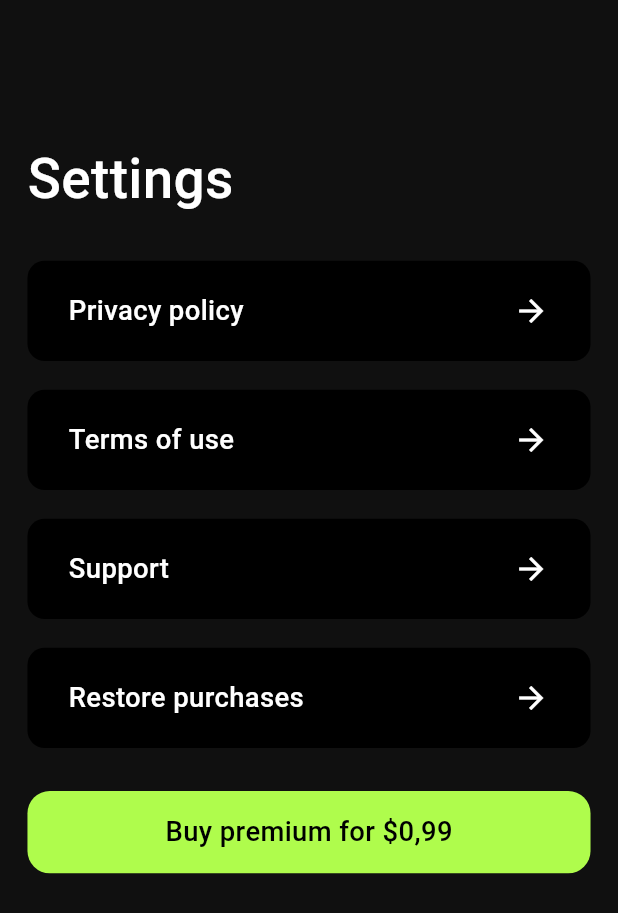
After one commit to ibrahimsiam25/fitness_master, a Flutter app: the SettingsView screen opened directly, on a phone screen of 412 x 824 dp. The commit adds this screen. Shown: the top 913 px of the screen. Run offline on Flutter 3.47's test engine with Material 3 defaults, Android fonts, the phone set to English and light mode, and no system bars; our stand-ins replace flutter_bloc, flutter_screenutil, go_router, numberpicker, shared_preferences; missing offline and left inert: svg_flutter; accounts and stored records are empty.

Commit message:
Add Settings Feature and Fix Exercise Details Timer Logic
- Introduced a new settings feature with a settings view and related widgets.
- Added settings titles and integrated the settings view into the app router.
- Fixed the timer logic in the exercise details view to correctly handle state and display time formatting.
- Corrected the premium purchase button text in the limited functionality view.

```diff
--- a/lib/core/constants/const.dart
+++ b/lib/core/constants/const.dart
@@ -26,3 +26,9 @@ Map exercises = {
     100.0.w,
   ]
 };
+List settingsTitles = [
+  'Privacy policy',
+  'Terms of use',
+  'Support',
+  'Restore purchases',
+];
--- a/lib/core/utils/app_router.dart
+++ b/lib/core/utils/app_router.dart
@@ -1,3 +1,4 @@
+import 'package:fitness_master/features/settings/presentation/views/settings_view.dart';
 import 'package:go_router/go_router.dart';
 import 'package:fitness_master/features/splash/presention/views/splash_view.dart';
 import 'package:fitness_master/features/on_boarding/presention/views/planning_view.dart';
@@ -12,6 +13,7 @@ abstract class AppRouter {
   static const kLimitedFunctionality = '/limitedFunctionality';
   static const kExercisesView = '/exercisesView';
   static const kExercisesDetails = '/exercisesDetails';
+  static const kSettings = '/settings';
   static final router = GoRouter(
     routes: [
       GoRoute(
--- a/lib/features/exercises/presentation/views/widgets/details/exercise_details_view_body.dart
+++ b/lib/features/exercises/presentation/views/widgets/details/exercise_details_view_body.dart
@@ -7,7 +7,6 @@ import 'package:fitness_master/core/widgets/main_button.dart';
 import 'package:fitness_master/features/exercises/presentation/views/widgets/details/details_image.dart';
 import 'package:fitness_master/features/exercises/presentation/views/widgets/details/details_appbar.dart';
 import 'package:fitness_master/features/exercises/presentation/views/widgets/details/details_main_row.dart';
-
 
 class ExerciseDetailsViewBody extends StatefulWidget {
   const ExerciseDetailsViewBody({super.key});
@@ -22,12 +21,6 @@ class _ExerciseDetailsViewBodyState extends State<ExerciseDetailsViewBody> {
   int _remainingSeconds = maxSeconds;
   Timer? _timer;
   bool isPlayin = false;
-
-  @override
-  void initState() {
-    super.initState();
-    _startTimer();
-  }
 
   void _startTimer() {
     _timer = Timer.periodic(const Duration(seconds: 1), (timer) {
@@ -79,14 +72,18 @@ class _ExerciseDetailsViewBodyState extends State<ExerciseDetailsViewBody> {
             'Lorem ipsum dolor sit amet, consectetur Lorem ipsum dolor sit amet, consectetur Lorem ipsum dolor sit amet, consectetur Lorem ipsum dolor sit amet, consectetur Lorem ipsum dolor sit amet, consectetur Lorem ipsum dolor sit amet, consectetur Lorem ipsum dolor sit amet, consectetur.',
             style: AppStyles.body4,
           ),
-         const Spacer(flex: 1,),
+          const Spacer(
+            flex: 1,
+          ),
           Align(
             child: Text(
               _formatTime(_remainingSeconds),
               style: AppStyles.header1,
             ),
           ),
-         const Spacer(flex: 1,),
+          const Spacer(
+            flex: 1,
+          ),
           MainButton(
             onTap: () {
               setState(() {
@@ -102,7 +99,9 @@ class _ExerciseDetailsViewBodyState extends State<ExerciseDetailsViewBody> {
             text: isPlayin == false ? 'Start' : 'Stop',
             textColor: AppColor.black,
           ),
-            const Spacer(flex: 6,),
+          const Spacer(
+            flex: 6,
+          ),
         ],
       ),
     );
--- a/lib/features/on_boarding/presention/views/widgets/limited/limited_functionality_view_body.dart
+++ b/lib/features/on_boarding/presention/views/widgets/limited/limited_functionality_view_body.dart
@@ -32,7 +32,7 @@ class LimitedFunctionalityViewBody extends StatelessWidget {
           const MainButton(
             color: AppColor.theme,
             textColor: AppColor.black,
-            text: 'Buy premium for 0,99',
+            text: 'Buy premium for \$0,99',
           ),
           SizedBox(height: 11.0.h),
         ],
--- /dev/null
+++ b/lib/features/settings/presentation/views/settings_view.dart
@@ -0,0 +1,13 @@
+import 'package:fitness_master/features/settings/presentation/views/widgets/settings_view_body.dart';
+import 'package:flutter/material.dart';
+
+class SettingsView extends StatelessWidget {
+  const SettingsView({super.key});
+
+  @override
+  Widget build(BuildContext context) {
+    return const Scaffold(
+      body: SettingsViewBody(),
+    );
+  }
+}
--- /dev/null
+++ b/lib/features/settings/presentation/views/widgets/settings_main_element.dart
@@ -0,0 +1,39 @@
+import 'package:fitness_master/core/constants/app_color.dart';
+import 'package:fitness_master/core/utils/app_styles.dart';
+import 'package:flutter/material.dart';
+import 'package:flutter_screenutil/flutter_screenutil.dart';
+
+class SettingsMainElement extends StatelessWidget {
+  final String title;
+  const SettingsMainElement({
+    super.key,
+    required this.title,
+  });
+
+  @override
+  Widget build(BuildContext context) {
+    return Container(
+      height: 56.0.h,
+      decoration: BoxDecoration(
+        color: AppColor.black,
+        borderRadius: BorderRadius.circular(10.0.r),
+      ),
+      child: Padding(
+        padding: EdgeInsets.symmetric(horizontal: 24.0.w),
+        child: Row(
+          children: [
+            Text(
+              title,
+              style: AppStyles.body1,
+            ),
+            const Spacer(),
+            const Icon(
+              Icons.arrow_forward,
+              color: AppColor.white,
+            )
+          ],
+        ),
+      ),
+    );
+  }
+}
--- /dev/null
+++ b/lib/features/settings/presentation/views/widgets/settings_view_body.dart
@@ -0,0 +1,48 @@
+import 'package:fitness_master/core/constants/app_color.dart';
+import 'package:fitness_master/core/constants/const.dart';
+import 'package:fitness_master/core/utils/app_styles.dart';
+import 'package:fitness_master/core/widgets/main_button.dart';
+import 'package:fitness_master/features/settings/presentation/views/widgets/settings_main_element.dart';
+import 'package:flutter/material.dart';
+import 'package:flutter_screenutil/flutter_screenutil.dart';
+
+class SettingsViewBody extends StatelessWidget {
+  const SettingsViewBody({super.key});
+
+  @override
+  Widget build(BuildContext context) {
+    return Padding(
+      padding: EdgeInsets.symmetric(horizontal: 16.0.w),
+      child: Column(
+        children: [
+          SizedBox(height: 78.0.h),
+          Align(
+            alignment: Alignment.centerLeft,
+            child: Text(
+              'Settings',
+              style: AppStyles.header1,
+            ),
+          ),
+          SizedBox(height: 24.0.h),
+          ...List.generate(
+            4,
+            (index) {
+              return Padding(
+                padding: EdgeInsets.only(bottom: index != 3 ? 16.0.h : 0.0.h),
+                child: SettingsMainElement(
+                  title: settingsTitles[index],
+                ),
+              );
+            },
+          ),
+          SizedBox(height: 24.0.h),
+          const MainButton(
+            color: AppColor.theme,
+            textColor: AppColor.black,
+            text: 'Buy premium for \$0,99',
+          ),
+        ],
+      ),
+    );
+  }
+}
```
